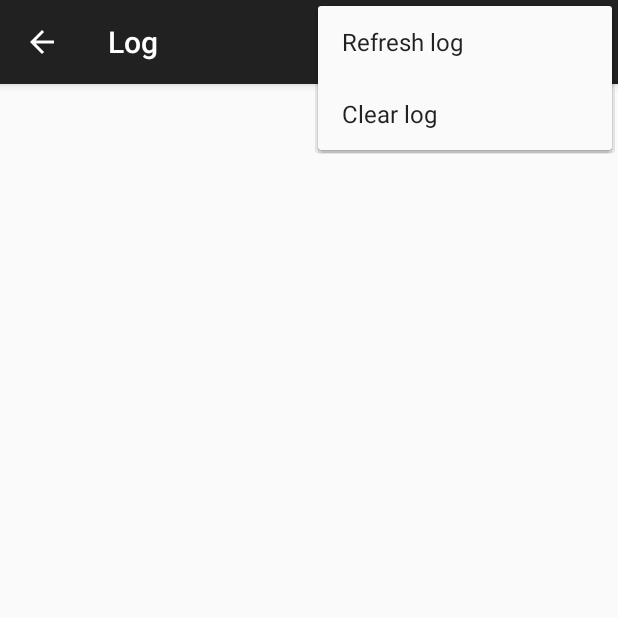
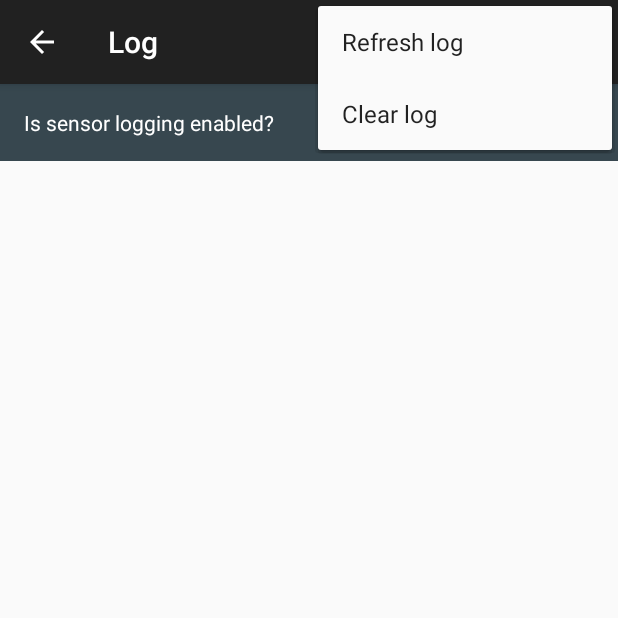
Before and after one commit to ivarprudnikov/android_sensors, an Android app: the DisplayLogActivity screen opened directly, with no data from a screen before it, with the options menu open, on a phone screen of 412 x 824 dp, the top half of it. Run offline under Robolectric (Android 15) with nearby library versions, the phone set to English and light mode, and no system bars.

Commit message:
added sensor logging switch

```diff
--- a/app/src/main/java/com/ivarprudnikov/sensors/Constants.java
+++ b/app/src/main/java/com/ivarprudnikov/sensors/Constants.java
@@ -2,9 +2,9 @@ package com.ivarprudnikov.sensors;
 
 public class Constants {
     public final static String INTENT_KEY_SENSOR_NAME = "com.ivarprudnikov.sensors.SENSOR_NAME";
-
     public static final String TEXT_NO_SENSOR_FOUND = "Could not identify the sensor";
     public static final String TEXT_SENSOR_TYPE_UNRESOLVABLE = "Unresolvable";
-
     public static final int CHART_MAX_HORIZONTAL_POINTS = 200;
+    public static final String PREFS_IS_SENSOR_LOG_ENABLED = "IS_SENSOR_LOG_ENABLED";
+    public static final String PREFS_SENSOR_LOG_FILE_NAME = "SensorLog.txt";
 }
--- a/app/src/main/java/com/ivarprudnikov/sensors/DisplayLogActivity.java
+++ b/app/src/main/java/com/ivarprudnikov/sensors/DisplayLogActivity.java
@@ -1,12 +1,16 @@
 package com.ivarprudnikov.sensors;
 
+import android.content.SharedPreferences;
 import android.os.Bundle;
 import android.os.Environment;
+import android.preference.PreferenceManager;
 import android.support.v7.app.AppCompatActivity;
 import android.text.TextUtils;
 import android.util.Log;
 import android.view.Menu;
 import android.view.MenuItem;
+import android.widget.CompoundButton;
+import android.widget.Switch;
 import android.widget.TextView;
 import android.widget.Toast;
 
@@ -21,11 +25,38 @@ import java.util.Collections;
 
 public class DisplayLogActivity extends AppCompatActivity {
 
+    private SharedPreferences mSharedPreferences;
+    private Switch isSensorLogEnabledSwitch;
+    private TextView logView;
+
+    public SharedPreferences getPrefs(){
+        if(mSharedPreferences != null){
+            return mSharedPreferences;
+        }
+        mSharedPreferences = PreferenceManager.getDefaultSharedPreferences(DisplayLogActivity.this);
+        return mSharedPreferences;
+    }
+
     @Override
     protected void onCreate(Bundle savedInstanceState) {
         super.onCreate(savedInstanceState);
         setContentView(R.layout.activity_display_log);
+
+        logView = (TextView)findViewById(R.id.logView);
+
+        boolean switchValue = getPrefs().getBoolean(Constants.PREFS_IS_SENSOR_LOG_ENABLED, false);
+        isSensorLogEnabledSwitch = (Switch)findViewById(R.id.isSensorLogEnabled);
+        isSensorLogEnabledSwitch.setChecked(switchValue);
+        isSensorLogEnabledSwitch.setOnCheckedChangeListener(new CompoundButton.OnCheckedChangeListener() {
+            public void onCheckedChanged(CompoundButton buttonView, boolean isChecked) {
+                SharedPreferences.Editor editor = getPrefs().edit();
+                editor.putBoolean(Constants.PREFS_IS_SENSOR_LOG_ENABLED, isChecked);
+                editor.commit();
+            }
+        });
+
         refreshLog();
+
     }
 
     public void refreshLog(){
@@ -33,7 +64,7 @@ public class DisplayLogActivity extends AppCompatActivity {
         ArrayList<String> lines = new ArrayList<String>();
         String line;
         BufferedReader in = null;
-        File file = new File(Environment.getExternalStorageDirectory(), "SensorLog.txt");
+        File file = new File(Environment.getExternalStorageDirectory(), Constants.PREFS_SENSOR_LOG_FILE_NAME);
 
         if(file.exists() == false){
             return;
@@ -54,16 +85,18 @@ public class DisplayLogActivity extends AppCompatActivity {
 
         String logContent = TextUtils.join("\n", lines);
 
-        ((TextView)findViewById(R.id.logView)).setText(logContent);
+        logView.setText(logContent);
+        logView.requestLayout();
     }
 
     public void deleteLog(){
 
-        File file = new File(Environment.getExternalStorageDirectory(), "SensorLog.txt");
+        File file = new File(Environment.getExternalStorageDirectory(), Constants.PREFS_SENSOR_LOG_FILE_NAME);
         if(file.exists()){
             boolean result = file.delete();
             if(result == true){
-                ((TextView)findViewById(R.id.logView)).setText("");
+                logView.setText("");
+                logView.requestLayout();
             } else {
                 Toast.makeText(DisplayLogActivity.this, "Could not delete log", Toast.LENGTH_SHORT).show();
             }
--- a/app/src/main/res/layout/activity_display_log.xml
+++ b/app/src/main/res/layout/activity_display_log.xml
@@ -1,24 +1,41 @@
-<ScrollView xmlns:android="http://schemas.android.com/apk/res/android"
+<LinearLayout xmlns:android="http://schemas.android.com/apk/res/android"
     xmlns:tools="http://schemas.android.com/tools"
     android:layout_width="match_parent"
     android:layout_height="match_parent"
+    android:orientation="vertical">
+
+    <ScrollView
+        android:layout_width="match_parent"
+        android:layout_height="match_parent"
         android:id="@+id/scrollView"
-    android:layout_gravity="center_horizontal">
+        android:layout_gravity="center_horizontal"
+        android:fillViewport="true">
 
         <LinearLayout
             android:layout_width="match_parent"
             android:layout_height="match_parent"
-        android:paddingTop="@dimen/activity_vertical_margin"
             android:paddingBottom="@dimen/activity_vertical_margin"
             android:orientation="vertical"
             tools:context=".DisplayLogActivity">
 
+            <Switch
+                android:layout_width="match_parent"
+                android:layout_height="wrap_content"
+                android:text="@string/is_sensor_logging_enabled"
+                android:id="@+id/isSensorLogEnabled"
+                android:layout_gravity="center_horizontal|top"
+                android:background="@color/material_blue_grey_800"
+                android:padding="@dimen/section_padding"
+                android:textColor="@color/bright_foreground_material_dark" />
+
             <TextView
                 android:id="@+id/logView"
-            android:layout_width="wrap_content"
+                android:layout_width="match_parent"
                 android:layout_height="wrap_content"
                 style="@style/LogText"/>
 
         </LinearLayout>
 
     </ScrollView>
+
+</LinearLayout>
--- a/app/src/main/res/values/strings.xml
+++ b/app/src/main/res/values/strings.xml
@@ -11,4 +11,5 @@
 
     <string name="hello_world">Hello world!</string>
     <string name="title_activity_display_log">Log</string>
+    <string name="is_sensor_logging_enabled">Is sensor logging enabled?</string>
 </resources>
--- a/app/src/main/res/values/styles.xml
+++ b/app/src/main/res/values/styles.xml
@@ -33,6 +33,7 @@
         <item name="android:fontFamily">monospace</item>
         <item name="android:textSize">@dimen/content_log</item>
         <item name="android:textColor">@color/content_textcolor</item>
+        <item name="android:paddingTop">@dimen/section_padding</item>
         <item name="android:paddingLeft">@dimen/section_padding</item>
         <item name="android:paddingRight">@dimen/section_padding</item>
         <item name="android:paddingBottom">@dimen/section_padding</item>
```
Also changed, not shown: app/src/main/java/com/ivarprudnikov/sensors/SensorDataProcessorService.java (+19 -2 lines). Lines whose indentation alone changed are shown as unchanged.
